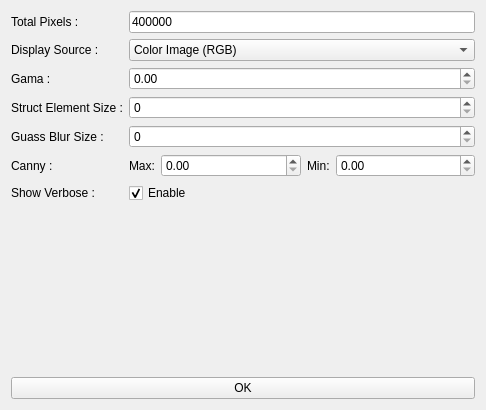
First picture: the form in gui/ui/preprocess_control.ui, repository panderan/text-detection, before the edit.
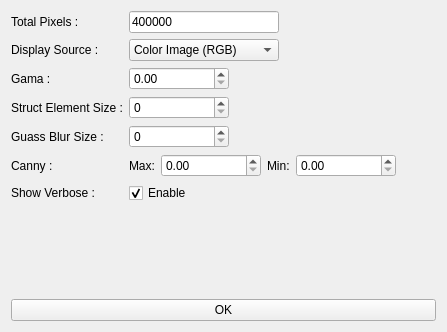
Second picture: the form after the edit.

```diff
--- a/gui/ui/preprocess_control.ui
+++ b/gui/ui/preprocess_control.ui
@@ -9,8 +9,8 @@
    <rect>
     <x>0</x>
     <y>0</y>
-    <width>486</width>
-    <height>410</height>
+    <width>447</width>
+    <height>332</height>
    </rect>
   </property>
   <property name="windowTitle">
@@ -19,6 +19,9 @@
   <layout class="QVBoxLayout" name="verticalLayout">
    <item>
     <layout class="QFormLayout" name="paramsLayout">
+     <property name="fieldGrowthPolicy">
+      <enum>QFormLayout::ExpandingFieldsGrow</enum>
+     </property>
      <item row="0" column="0">
       <widget class="QLabel" name="label_total_pixels">
        <property name="text">
@@ -28,6 +31,18 @@
      </item>
      <item row="0" column="1">
       <widget class="QLineEdit" name="linedit_total_pixels">
+       <property name="sizePolicy">
+        <sizepolicy hsizetype="Minimum" vsizetype="Fixed">
+         <horstretch>0</horstretch>
+         <verstretch>0</verstretch>
+        </sizepolicy>
+       </property>
+       <property name="minimumSize">
+        <size>
+         <width>150</width>
+         <height>0</height>
+        </size>
+       </property>
        <property name="text">
         <string>400000</string>
        </property>
@@ -42,6 +57,18 @@
      </item>
      <item row="1" column="1">
       <widget class="QComboBox" name="combo_sources">
+       <property name="sizePolicy">
+        <sizepolicy hsizetype="Minimum" vsizetype="Fixed">
+         <horstretch>0</horstretch>
+         <verstretch>0</verstretch>
+        </sizepolicy>
+       </property>
+       <property name="minimumSize">
+        <size>
+         <width>150</width>
+         <height>0</height>
+        </size>
+       </property>
        <item>
         <property name="text">
          <string>Color Image (RGB)</string>
@@ -82,45 +109,78 @@
       </widget>
      </item>
      <item row="2" column="1">
-      <widget class="QDoubleSpinBox" name="spinbox_gama"/>
+      <widget class="QDoubleSpinBox" name="spinbox_gama">
+       <property name="sizePolicy">
+        <sizepolicy hsizetype="Minimum" vsizetype="Fixed">
+         <horstretch>0</horstretch>
+         <verstretch>0</verstretch>
+        </sizepolicy>
+       </property>
+       <property name="minimumSize">
+        <size>
+         <width>100</width>
+         <height>0</height>
+        </size>
+       </property>
+      </widget>
      </item>
-     <item row="4" column="0">
+     <item row="3" column="1">
+      <widget class="QSpinBox" name="spinbox_struct_element_size">
+       <property name="sizePolicy">
+        <sizepolicy hsizetype="Minimum" vsizetype="Fixed">
+         <horstretch>0</horstretch>
+         <verstretch>0</verstretch>
+        </sizepolicy>
+       </property>
+       <property name="minimumSize">
+        <size>
+         <width>100</width>
+         <height>0</height>
+        </size>
+       </property>
+       <property name="maximum">
+        <number>1000</number>
+       </property>
+      </widget>
+     </item>
+     <item row="3" column="0">
       <widget class="QLabel" name="label_struct_element_size">
        <property name="text">
         <string>Struct Element Size :</string>
        </property>
       </widget>
      </item>
-     <item row="4" column="1">
-      <widget class="QSpinBox" name="spinbox_struct_element_size">
-       <property name="maximum">
-        <number>1000</number>
-       </property>
-      </widget>
-     </item>
-     <item row="5" column="0">
+     <item row="4" column="0">
       <widget class="QLabel" name="label_guass_blur_size">
        <property name="text">
         <string>Guass Blur Size :</string>
        </property>
       </widget>
      </item>
-     <item row="5" column="1">
+     <item row="4" column="1">
       <widget class="QSpinBox" name="spinbox_guass_blur_size">
+       <property name="sizePolicy">
+        <sizepolicy hsizetype="Minimum" vsizetype="Fixed">
+         <horstretch>0</horstretch>
+         <verstretch>0</verstretch>
+        </sizepolicy>
+       </property>
+       <property name="minimumSize">
+        <size>
+         <width>100</width>
+         <height>0</height>
+        </size>
+       </property>
        <property name="maximum">
         <number>1000</number>
        </property>
       </widget>
      </item>
-     <item row="6" column="0">
-      <widget class="QLabel" name="label_canny">
-       <property name="text">
-        <string>Canny :</string>
-       </property>
-      </widget>
-     </item>
-     <item row="6" column="1">
+     <item row="5" column="1">
       <layout class="QHBoxLayout" name="horizontalLayout">
+       <property name="sizeConstraint">
+        <enum>QLayout::SetMaximumSize</enum>
+       </property>
        <item>
         <widget class="QLabel" name="label_canny_max">
          <property name="sizePolicy">
@@ -136,6 +196,12 @@
        </item>
        <item>
         <widget class="QDoubleSpinBox" name="spinbox_canny_max">
+         <property name="sizePolicy">
+          <sizepolicy hsizetype="Minimum" vsizetype="Fixed">
+           <horstretch>0</horstretch>
+           <verstretch>0</verstretch>
+          </sizepolicy>
+         </property>
          <property name="minimumSize">
           <size>
            <width>100</width>
@@ -162,6 +228,12 @@
        </item>
        <item>
         <widget class="QDoubleSpinBox" name="spinbox_canny_min">
+         <property name="sizePolicy">
+          <sizepolicy hsizetype="Minimum" vsizetype="Fixed">
+           <horstretch>0</horstretch>
+           <verstretch>0</verstretch>
+          </sizepolicy>
+         </property>
          <property name="minimumSize">
           <size>
            <width>100</width>
@@ -175,14 +247,21 @@
        </item>
       </layout>
      </item>
-     <item row="7" column="0">
+     <item row="5" column="0">
+      <widget class="QLabel" name="label_canny">
+       <property name="text">
+        <string>Canny :</string>
+       </property>
+      </widget>
+     </item>
+     <item row="6" column="0">
       <widget class="QLabel" name="label_show_verbose">
        <property name="text">
         <string>Show Verbose :</string>
        </property>
       </widget>
      </item>
-     <item row="7" column="1">
+     <item row="6" column="1">
       <widget class="QCheckBox" name="checkbox_show_verbose">
        <property name="text">
         <string>Enable</string>
```
